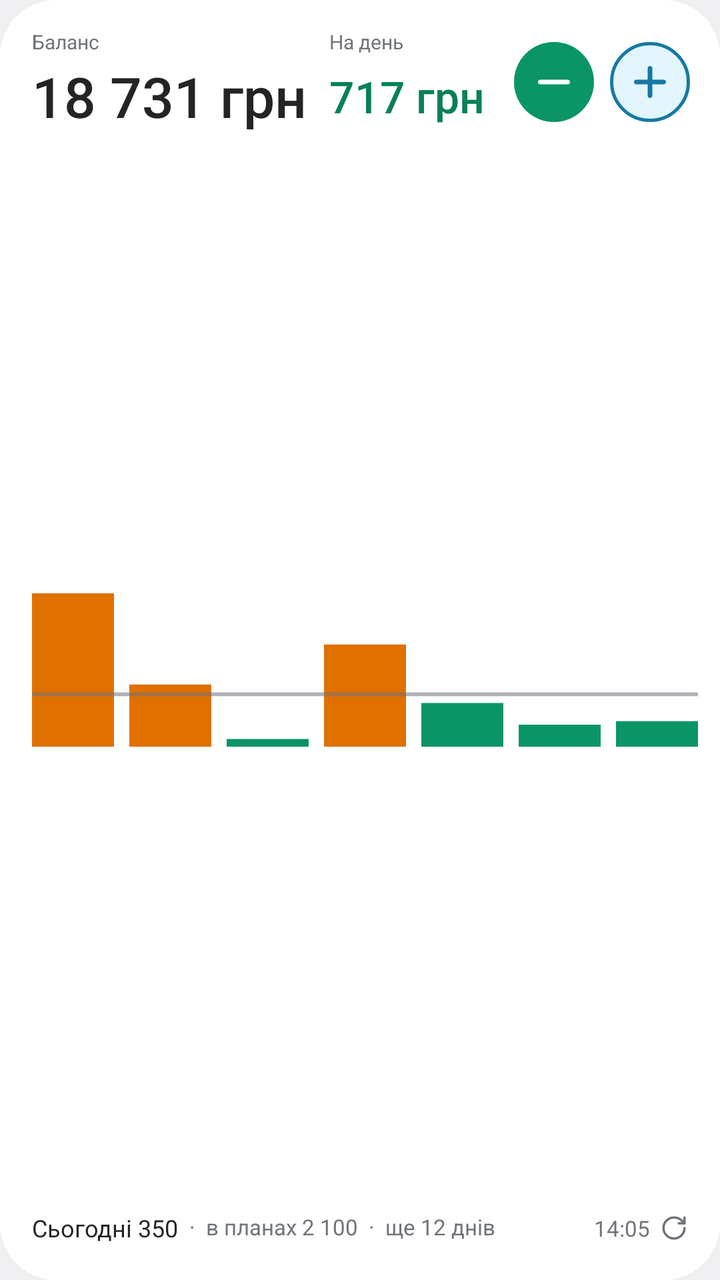
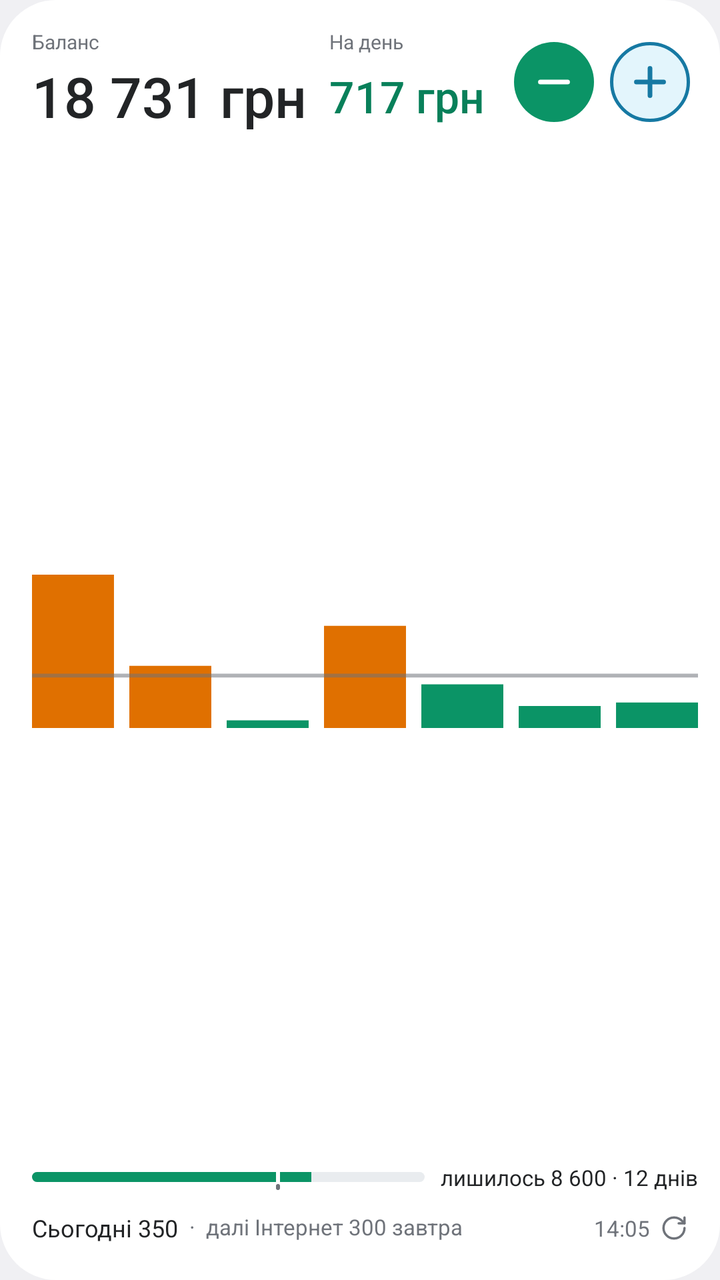

The first picture is an Android layout as it rendered before a commit; the second is the same layout after the commit. The layout source and the unified diff follow.
<!-- AndroidManifest.xml: application theme android:Theme.DeviceDefault.DayNight -->
<!-- res/layout/widget_large_preview.xml -->
<?xml version="1.0" encoding="utf-8"?>
<LinearLayout xmlns:android="http://schemas.android.com/apk/res/android"
    android:id="@+id/root"
    android:layout_width="match_parent"
    android:layout_height="match_parent"
    android:background="@drawable/widget_bg"
    android:orientation="vertical"
    android:paddingStart="16dp"
    android:paddingTop="14dp"
    android:paddingEnd="11dp"
    android:paddingBottom="10dp">

    <LinearLayout
        android:layout_width="match_parent"
        android:layout_height="wrap_content"
        android:gravity="center_vertical"
        android:orientation="horizontal">

        <LinearLayout
            android:layout_width="0dp"
            android:layout_height="wrap_content"
            android:layout_weight="1.6"
            android:orientation="vertical">

            <TextView
                style="@style/WidgetLabel"
                android:text="@string/balance" />

            <TextView
                android:id="@+id/bal_v"
                android:text="18 731 грн"
                style="@style/WidgetHero" />
        </LinearLayout>

        <LinearLayout
            android:layout_width="0dp"
            android:layout_height="wrap_content"
            android:layout_marginStart="8dp"
            android:layout_weight="1"
            android:orientation="vertical">

            <TextView
                android:id="@+id/c1_l"
                style="@style/WidgetLabel"
                android:text="@string/per_day" />

            <TextView
                android:id="@+id/c1_v"
                android:text="717 грн"
                style="@style/WidgetHero.Second" />
        </LinearLayout>

        <ImageView
            android:id="@+id/add_expense"
            style="@style/WidgetButton.Large"
            android:contentDescription="@string/add_expense"
            android:src="@drawable/btn_expense" />

        <ImageView
            android:id="@+id/add_income"
            style="@style/WidgetButton.Large"
            android:contentDescription="@string/add_income"
            android:src="@drawable/btn_income" />
    </LinearLayout>

    <ImageView
        android:id="@+id/chart"
        android:layout_width="match_parent"
        android:layout_height="0dp"
        android:layout_marginTop="8dp"
        android:layout_weight="1"
        android:scaleType="fitCenter"
        android:src="@drawable/preview_week" />

    <LinearLayout
        android:id="@+id/status_row"
        android:layout_width="match_parent"
        android:layout_height="wrap_content"
        android:layout_marginTop="4dp"
        android:gravity="center_vertical"
        android:minHeight="32dp"
        android:orientation="horizontal">

        <TextView
            android:id="@+id/today_v"
            android:text="Сьогодні 350"
            style="@style/WidgetNote"
            android:textSize="12sp"
            android:textColor="@color/text" />

        <TextView
            android:id="@+id/rest"
            android:text="  ·  в планах 2 100  ·  ще 12 днів"
            style="@style/WidgetNote"
            android:layout_width="0dp"
            android:layout_height="16dp"
            android:layout_weight="1"
            android:autoSizeMaxTextSize="12sp"
            android:autoSizeMinTextSize="9sp"
            android:autoSizeStepGranularity="1sp"
            android:autoSizeTextType="uniform"
            android:textSize="12sp"
            android:textColor="@color/muted" />

        <TextView
            android:id="@+id/stamp"
            android:text="14:05"
            style="@style/WidgetNote"
            android:layout_marginStart="6dp"
            android:textColor="@color/muted" />

        <ImageView
            android:id="@+id/refresh"
            android:layout_width="24dp"
            android:layout_height="24dp"
            android:contentDescription="@string/refresh"
            android:padding="5dp"
            android:src="@drawable/ic_refresh"
            android:tint="@color/muted" />
    </LinearLayout>
</LinearLayout>
<!-- resources referenced by this layout -->
<resources>
  <color name="muted">#6F737A</color>
  <color name="text">#222426</color>
  <!-- drawable widget_bg (drawable) -->
  <?xml version="1.0" encoding="utf-8"?>
  <shape xmlns:android="http://schemas.android.com/apk/res/android" android:shape="rectangle">
      <solid android:color="@color/surface" />
      <corners android:radius="@android:dimen/system_app_widget_background_radius" />
  </shape>
  <string name="add_expense">Витрата</string>
  <string name="add_income">Дохід</string>
  <string name="balance">Баланс</string>
  <string name="per_day">На день</string>
  <string name="refresh">Оновити</string>
  <style name="WidgetButton.Large">
          <item name="android:layout_width">48dp</item>
          <item name="android:layout_height">48dp</item>
          <item name="android:padding">4dp</item>
      </style>
  <style name="WidgetHero.Second">
          <item name="android:autoSizeMaxTextSize">22sp</item>
          <item name="android:autoSizeMinTextSize">11sp</item>
          <item name="android:textColor">@color/brand_text</item>
          <item name="android:textSize">22sp</item>
      </style>
  <color name="brand">#0B9466</color>
  <color name="inc_bg">#E3F5FC</color>
  <color name="inc_text">#1679A3</color>
  <color name="warn">#E07000</color>
  <color name="surface">#FFFFFF</color>
  <color name="brand_text">#08805A</color>
  <color name="on_brand">#FFFFFF</color>
  <!-- unchanged entries left out for length: 9 -->
</resources>

<!-- the commit's change to res/layout/widget_large_preview.xml (unified diff, before → after) -->
@@ -72,11 +72,53 @@
         android:scaleType="fitCenter"
         android:src="@drawable/preview_week" />
 
+    
+    <LinearLayout
+        android:id="@+id/month_row"
+        android:layout_width="match_parent"
+        android:layout_height="wrap_content"
+        android:layout_marginTop="6dp"
+        android:gravity="center_vertical"
+        android:orientation="horizontal">
+
+        <FrameLayout
+            android:id="@+id/bars"
+            android:layout_width="0dp"
+            android:layout_height="13dp"
+            android:layout_marginEnd="8dp"
+            android:layout_weight="1">
+
+            <ProgressBar
+                android:id="@+id/bar_ok"
+                style="?android:attr/progressBarStyleHorizontal"
+                android:layout_width="match_parent"
+                android:layout_height="match_parent"
+                android:max="1000"
+                android:progress="710"
+                android:progressDrawable="@drawable/bar_ok"
+                android:secondaryProgress="630" />
+
+            <ProgressBar
+                android:id="@+id/bar_over"
+                style="?android:attr/progressBarStyleHorizontal"
+                android:layout_width="match_parent"
+                android:layout_height="match_parent"
+                android:max="1000"
+                android:progressDrawable="@drawable/bar_over"
+                android:visibility="gone" />
+        </FrameLayout>
+
+        <TextView
+            android:id="@+id/pace"
+            style="@style/WidgetNote"
+            android:text="лишилось 8 600 · 12 днів" />
+    </LinearLayout>
+
     <LinearLayout
         android:id="@+id/status_row"
         android:layout_width="match_parent"
         android:layout_height="wrap_content"
-        android:layout_marginTop="4dp"
+        android:layout_marginTop="2dp"
         android:gravity="center_vertical"
         android:minHeight="32dp"
         android:orientation="horizontal">
@@ -90,7 +132,7 @@
 
         <TextView
             android:id="@+id/rest"
-            android:text="  ·  в планах 2 100  ·  ще 12 днів"
+            android:text="  ·  далі Інтернет 300 завтра"
             style="@style/WidgetNote"
             android:layout_width="0dp"
             android:layout_height="16dp"
<!-- resource entries referenced after the edit -->
@@ -2,6 +2,60 @@
 <resources>
   <color name="muted">#6F737A</color>
   <color name="text">#222426</color>
+  <!-- drawable bar_ok (drawable) -->
+  <?xml version="1.0" encoding="utf-8"?>
+  <layer-list xmlns:android="http://schemas.android.com/apk/res/android">
+      <item
+          android:id="@android:id/background"
+          android:bottom="4dp"
+          android:top="4dp">
+          <shape>
+              <solid android:color="@color/track" />
+              <corners android:radius="3dp" />
+          </shape>
+      </item>
+      <item
+          android:id="@android:id/progress"
+          android:bottom="4dp"
+          android:top="4dp">
+          <clip>
+              <shape>
+                  <solid android:color="@color/brand" />
+                  <corners android:radius="3dp" />
+              </shape>
+          </clip>
+      </item>
+      <item
+          android:id="@android:id/secondaryProgress"
+          android:drawable="@drawable/bar_mark" />
+  </layer-list>
+  <!-- drawable bar_over (drawable) -->
+  <?xml version="1.0" encoding="utf-8"?>
+  <layer-list xmlns:android="http://schemas.android.com/apk/res/android">
+      <item
+          android:id="@android:id/background"
+          android:bottom="4dp"
+          android:top="4dp">
+          <shape>
+              <solid android:color="@color/track" />
+              <corners android:radius="3dp" />
+          </shape>
+      </item>
+      <item
+          android:id="@android:id/progress"
+          android:bottom="4dp"
+          android:top="4dp">
+          <clip>
+              <shape>
+                  <solid android:color="@color/over" />
+                  <corners android:radius="3dp" />
+              </shape>
+          </clip>
+      </item>
+      <item
+          android:id="@android:id/secondaryProgress"
+          android:drawable="@drawable/bar_mark" />
+  </layer-list>
   <!-- drawable widget_bg (drawable) -->
   <?xml version="1.0" encoding="utf-8"?>
   <shape xmlns:android="http://schemas.android.com/apk/res/android" android:shape="rectangle">
@@ -24,7 +78,35 @@
           <item name="android:textColor">@color/brand_text</item>
           <item name="android:textSize">22sp</item>
       </style>
+  <color name="track">#E9ECEF</color>
   <color name="brand">#0B9466</color>
+  <!-- drawable bar_mark (drawable) -->
+  <?xml version="1.0" encoding="utf-8"?>
+  <scale xmlns:android="http://schemas.android.com/apk/res/android"
+      android:scaleGravity="left"
+      android:scaleWidth="100%">
+      <layer-list>
+          <item
+              android:width="2dp"
+              android:bottom="4dp"
+              android:gravity="end|fill_vertical"
+              android:top="4dp">
+              <shape>
+                  <solid android:color="@color/surface" />
+              </shape>
+          </item>
+          <item
+              android:width="2dp"
+              android:height="3dp"
+              android:gravity="end|bottom">
+              <shape>
+                  <solid android:color="@color/muted" />
+                  <corners android:radius="1dp" />
+              </shape>
+          </item>
+      </layer-list>
+  </scale>
+  <color name="over">#E53935</color>
   <color name="inc_bg">#E3F5FC</color>
   <color name="inc_text">#1679A3</color>
   <color name="warn">#E07000</color>
